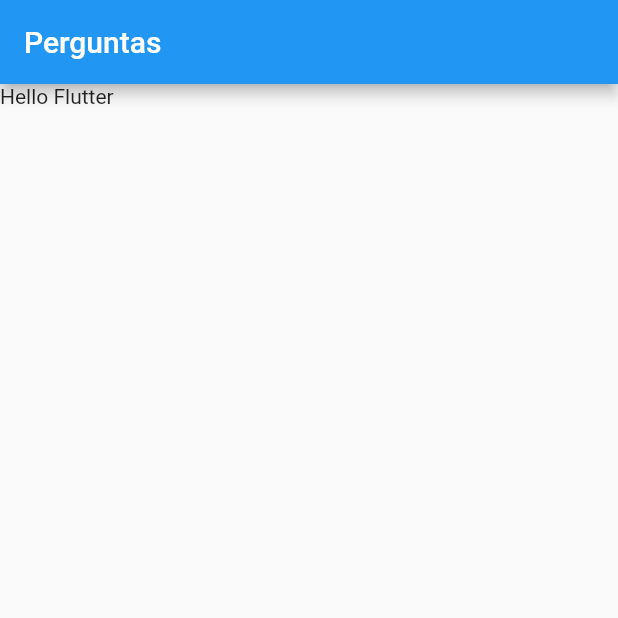
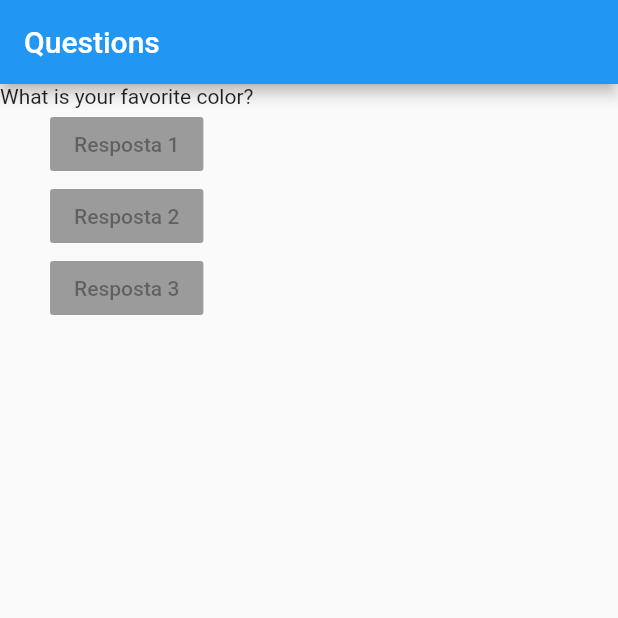
Before and after one commit to GabrielFdoVal/projteto_perguntas, a Flutter app: the screen it shows after launch, on a phone screen of 412 x 824 dp, the top half of it. Run offline on Flutter 3.47's test engine with Material 2 defaults, Android fonts, the phone set to English and light mode, and no system bars.

Commit message:
- Create a list of question - Create Raised Buttons for the answers

```diff
--- a/lib/main.dart
+++ b/lib/main.dart
@@ -7,12 +7,33 @@ main() {
 
 class PerguntaApp extends StatelessWidget {
   Widget build(BuildContext context) {
+    final questions = [
+      "What is your favorite color?",
+      "What is your favorite animal?"
+    ];
+
     return MaterialApp(
       home: Scaffold(
         appBar: AppBar(
-          title: Text('Perguntas'),
+          title: Text('Questions'),
         ),
-        body: Text("Hello Flutter"),
+        body: Column(
+          children: <Widget>[
+            Text(questions[0]),
+            RaisedButton(
+              child: Text("Resposta 1"),
+              onPressed: null,
+            ),
+            RaisedButton(
+              child: Text("Resposta 2"),
+              onPressed: null,
+            ),
+            RaisedButton(
+              child: Text("Resposta 3"),
+              onPressed: null,
+            ),
+          ],
+        ),
       ),
     );
   }
```
